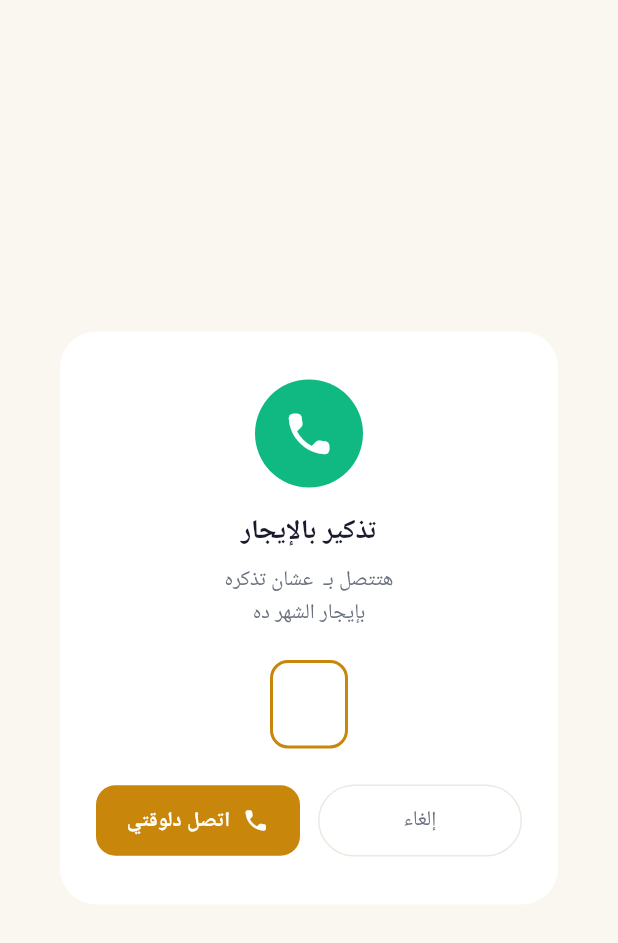
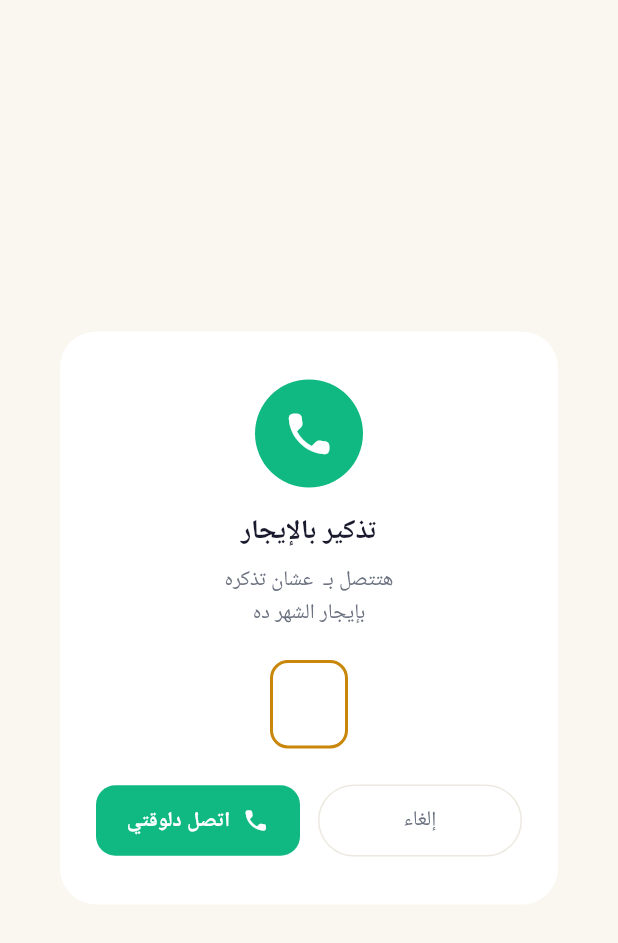
Before and after one commit to A-Elshahawy/baitak, a Flutter app: the CallReminderDialog widget shown alone on an empty page, opened directly with empty values, on a phone screen of 412 x 824 dp. Shown: the top 943 px of the screen. Run offline on Flutter 3.47's test engine with Material 3 defaults, Android fonts, the light colour scheme and no system bars; our stand-ins replace dio, flutter_riverpod, flutter_secure_storage, go_router, google_fonts, pin_code_fields; accounts and stored records are empty; network calls fail; Roboto replaces fonts that are missing (Cairo).

Commit message:
fix: change CallReminderDialog button color from gold to green
The design prototype specifies green for the call button.

```diff
--- a/baitak_app/lib/features/tenants/widgets/call_reminder_dialog.dart
+++ b/baitak_app/lib/features/tenants/widgets/call_reminder_dialog.dart
@@ -92,7 +92,7 @@ class CallReminderDialog extends StatelessWidget {
                 Expanded(
                   child: ElevatedButton.icon(
                     style: ElevatedButton.styleFrom(
-                      backgroundColor: AppColors.gold,
+                      backgroundColor: AppColors.green,
                       padding: const EdgeInsets.symmetric(vertical: 14),
                     ),
                     icon: const Icon(Icons.phone_rounded, size: 18),
```
